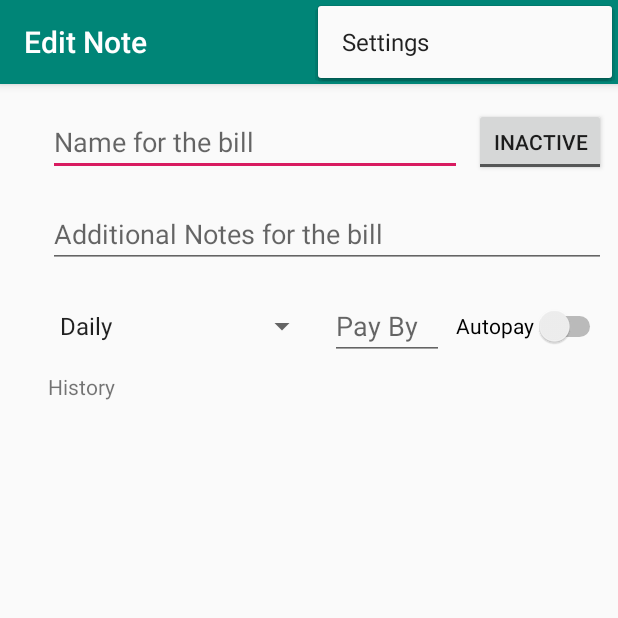
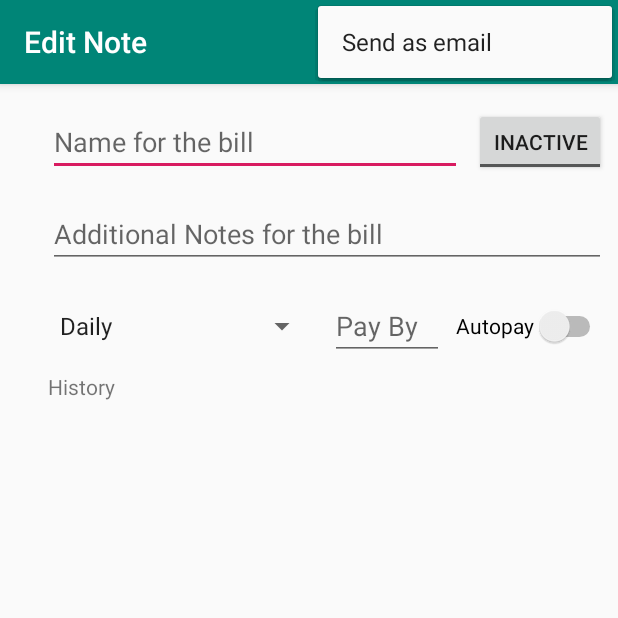
Before and after one commit to msnirmal1487/RemindMe, an Android app: the BillActivity screen opened directly, with no data from a screen before it, with the options menu open, on a phone screen of 412 x 824 dp, the top half of it. Run offline under Robolectric (Android 15) with nearby library versions, the phone set to English and light mode, and no system bars.

Commit message:
PreWork for send mail

```diff
--- a/app/src/main/java/com/mytests/mobile/remindme/BillActivity.java
+++ b/app/src/main/java/com/mytests/mobile/remindme/BillActivity.java
@@ -3,15 +3,12 @@ package com.mytests.mobile.remindme;
 import android.content.Intent;
 import android.os.Bundle;
 
-import com.google.android.material.floatingactionbutton.FloatingActionButton;
-import com.google.android.material.snackbar.Snackbar;
 import com.mytests.mobile.remindme.model.BillInfo;
 import com.mytests.mobile.remindme.utilities.PaymentFrequency;
 
 import androidx.appcompat.app.AppCompatActivity;
 import androidx.appcompat.widget.Toolbar;
 
-import android.view.View;
 import android.view.Menu;
 import android.view.MenuItem;
 import android.widget.ArrayAdapter;
@@ -119,7 +116,7 @@ public class BillActivity extends AppCompatActivity {
         int id = item.getItemId();
 
         //noinspection SimplifiableIfStatement
-        if (id == R.id.action_settings) {
+        if (id == R.id.action_send_mail) {
             return true;
         }
 
--- a/app/src/main/res/menu/menu_main.xml
+++ b/app/src/main/res/menu/menu_main.xml
@@ -3,7 +3,7 @@
     xmlns:tools="http://schemas.android.com/tools"
     tools:context="com.mytests.mobile.remindme.BillActivity">
     <item
-        android:id="@+id/action_settings"
+        android:id="@+id/action_send_mail"
         android:orderInCategory="100"
         android:title="@string/action_settings"
         app:showAsAction="never" />
--- a/app/src/main/res/values/strings.xml
+++ b/app/src/main/res/values/strings.xml
@@ -1,6 +1,6 @@
 <resources>
     <string name="app_name">Remind Me</string>
-    <string name="action_settings">Settings</string>
+    <string name="action_settings">Send as email</string>
     <string name="title_activity_bill_list">BillListActivity</string>
     <string name="title_activity_bill">Edit Note</string>
 </resources>
```
